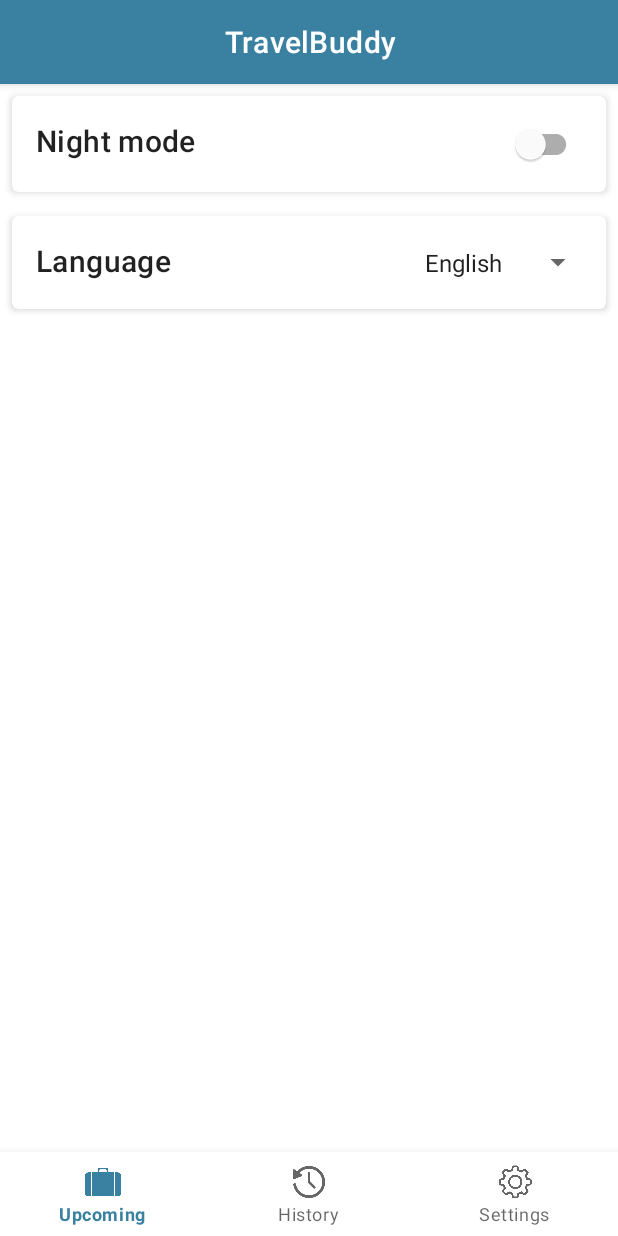
After one commit to florgiorgi/PAM, an Android app: the layout activity_settings.xml on its own in the app's theme, with its tools: preview values and no code run, on a phone screen of 412 x 824 dp. The commit adds this screen. Run offline under Robolectric (Android 15) with nearby library versions, the phone set to English and light mode, and no system bars.

Commit message:
settings activity first approach

```diff
--- /dev/null
+++ b/app/src/main/res/layout/activity_settings.xml
@@ -0,0 +1,148 @@
+<?xml version="1.0" encoding="utf-8"?>
+<RelativeLayout xmlns:android="http://schemas.android.com/apk/res/android"
+    xmlns:app="http://schemas.android.com/apk/res-auto"
+    xmlns:tools="http://schemas.android.com/tools"
+    android:layout_width="match_parent"
+    android:layout_height="match_parent"
+    android:orientation="vertical"
+    tools:context=".MainActivity">
+
+    <androidx.coordinatorlayout.widget.CoordinatorLayout
+        android:layout_width="match_parent"
+        android:layout_height="match_parent">
+
+        <com.google.android.material.appbar.AppBarLayout
+            android:layout_width="match_parent"
+            android:layout_height="wrap_content">
+
+            <com.google.android.material.appbar.MaterialToolbar
+                android:id="@+id/topAppBar"
+                style="@style/Widget.MaterialComponents.Toolbar.Primary"
+                android:layout_width="match_parent"
+                android:layout_height="?attr/actionBarSize"
+                app:title="@string/app_name"
+                app:titleMarginStart="150dp" />
+
+        </com.google.android.material.appbar.AppBarLayout>
+
+        <!-- Note: A RecyclerView can also be used -->
+        <androidx.core.widget.NestedScrollView
+            android:layout_width="match_parent"
+            android:layout_height="match_parent"
+            app:layout_behavior="@string/appbar_scrolling_view_behavior">
+
+            <LinearLayout
+                android:layout_width="match_parent"
+                android:layout_height="wrap_content"
+                android:orientation="vertical">
+
+                <com.google.android.material.card.MaterialCardView
+                    android:id="@+id/night_mode"
+                    android:layout_width="match_parent"
+                    android:layout_height="wrap_content"
+                    android:layout_margin="8dp"
+                    app:cardElevation="3dp">
+
+                    <LinearLayout
+                        android:layout_width="match_parent"
+                        android:layout_height="wrap_content"
+                        android:baselineAligned="false">
+
+                        <LinearLayout
+                            android:layout_width="0dp"
+                            android:layout_height="wrap_content"
+                            android:layout_weight="0.8"
+                            android:orientation="vertical"
+                            android:padding="16dp">
+
+
+                            <!-- Title, secondary and supporting text -->
+                            <TextView
+                                android:layout_width="wrap_content"
+                                android:layout_height="wrap_content"
+                                android:text="@string/night_mode"
+                                android:textAppearance="?attr/textAppearanceHeadline6" />
+
+
+                        </LinearLayout>
+
+                        <!-- Buttons -->
+                        <LinearLayout
+                            android:layout_width="wrap_content"
+                            android:layout_height="wrap_content"
+                            android:layout_margin="8dp"
+                            android:paddingEnd="8dp">
+
+                        <com.google.android.material.switchmaterial.SwitchMaterial
+                            android:id="@+id/switch_night_mode"
+                            android:layout_width="0dp"
+                            android:layout_height="wrap_content"
+                            android:layout_weight="1"/>
+
+                        </LinearLayout>
+
+                    </LinearLayout>
+
+                </com.google.android.material.card.MaterialCardView>
+
+                <com.google.android.material.card.MaterialCardView
+                    android:id="@+id/language"
+                    android:layout_width="match_parent"
+                    android:layout_height="wrap_content"
+                    android:layout_margin="8dp"
+                    app:cardElevation="3dp">
+
+                    <LinearLayout
+                        android:layout_width="match_parent"
+                        android:layout_height="wrap_content"
+                        android:baselineAligned="false">
+
+                        <LinearLayout
+                            android:layout_width="0dp"
+                            android:layout_height="wrap_content"
+                            android:layout_weight="0.8"
+                            android:orientation="vertical"
+                            android:padding="16dp">
+
+
+                            <!-- Title, secondary and supporting text -->
+                            <TextView
+                                android:layout_width="wrap_content"
+                                android:layout_height="wrap_content"
+                                android:text="@string/language"
+                                android:textAppearance="?attr/textAppearanceHeadline6" />
+
+
+                        </LinearLayout>
+
+                        <!-- Buttons -->
+                        <LinearLayout
+                            android:layout_width="wrap_content"
+                            android:layout_height="wrap_content"
+                            android:layout_margin="8dp">
+
+                            <Spinner
+                                android:id="@+id/language_spinner"
+                                android:layout_width="match_parent"
+                                android:layout_height="wrap_content"
+                                android:entries="@array/language_options"
+                                android:paddingTop="12dp"
+                                android:paddingBottom="12dp" />
+
+                        </LinearLayout>
+
+                    </LinearLayout>
+
+                </com.google.android.material.card.MaterialCardView>
+            </LinearLayout>
+        </androidx.core.widget.NestedScrollView>
+
+    </androidx.coordinatorlayout.widget.CoordinatorLayout>
+
+    <com.google.android.material.bottomnavigation.BottomNavigationView
+        android:id="@+id/bottom_navigation"
+        android:layout_width="match_parent"
+        android:layout_height="wrap_content"
+        android:layout_alignParentBottom="true"
+        app:menu="@menu/bottom_navigation_menu" />
+</RelativeLayout>
--- a/app/src/main/res/values/strings.xml
+++ b/app/src/main/res/values/strings.xml
@@ -53,6 +53,8 @@
     <string name="cloudy">Cloudy</string>
     <string name="rainy">Rainy</string>
     <string name="partially_cloudy">Partially cloudy</string>
+    <string name="night_mode">Night mode</string>
+    <string name="language">Language</string>
 
     <string-array name="transport_options">
         <item>Plane</item>
@@ -62,4 +64,9 @@
         <item>Ship</item>
     </string-array>
 
+    <string-array name="language_options">
+        <item>English</item>
+        <item>Español</item>
+    </string-array>
+
 </resources>
```
